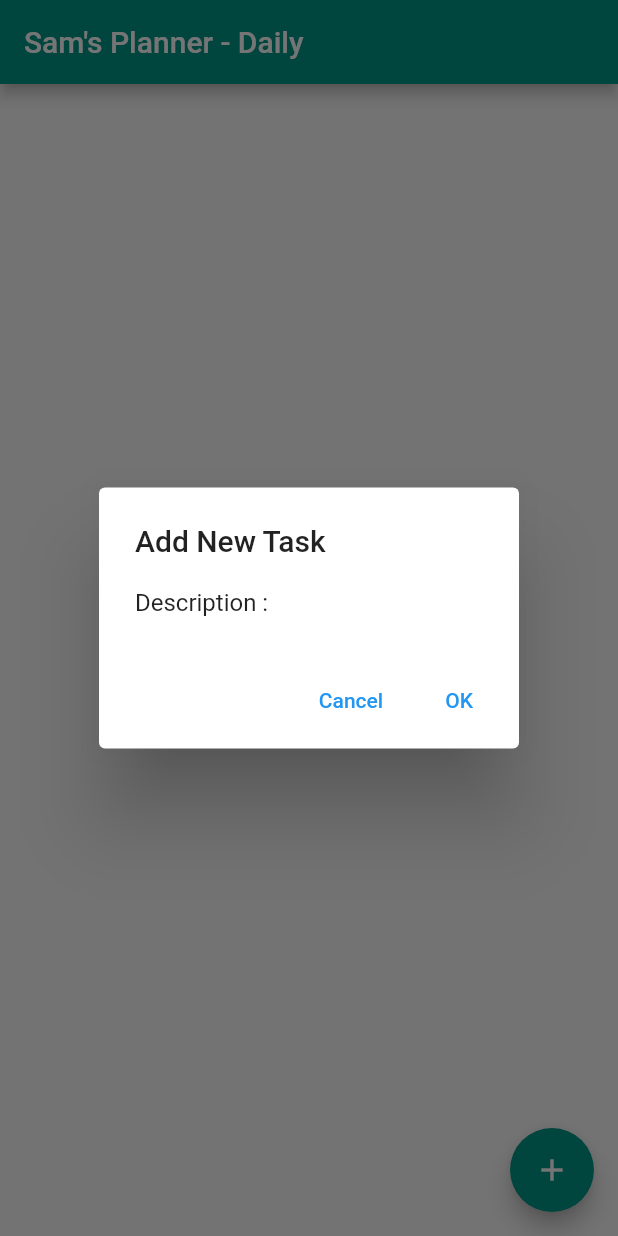
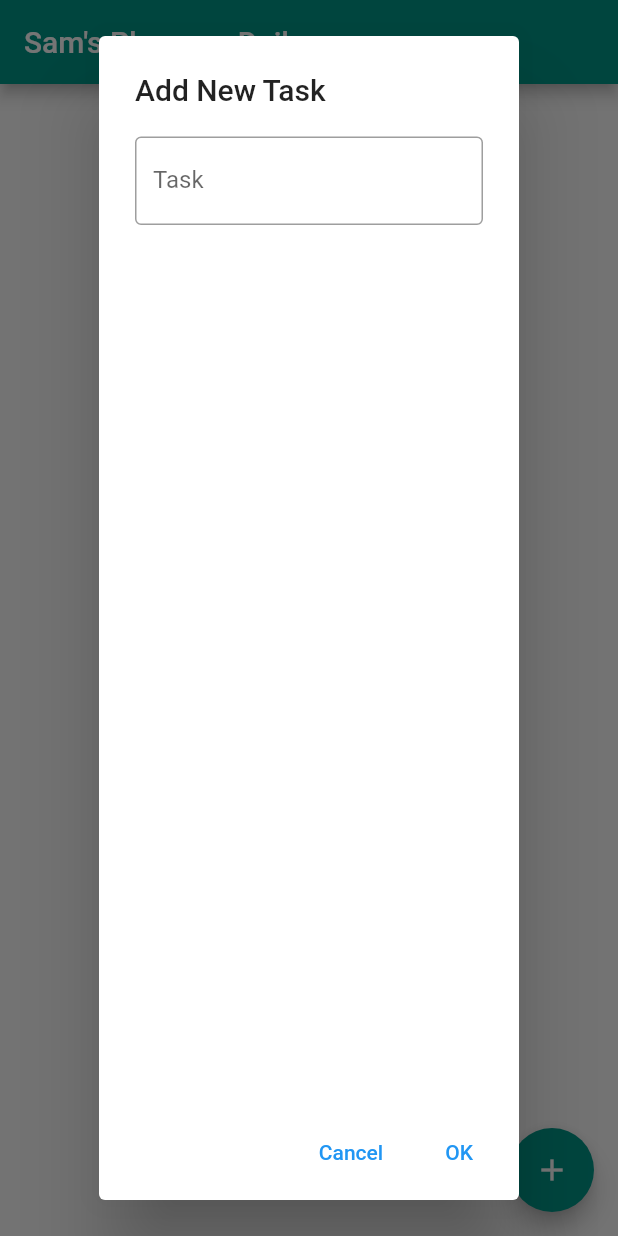
Before and after one commit to Sharifsa32/sams_planner6, a Flutter app: the screen it shows after launch, after a tap on the "add" icon, on a phone screen of 412 x 824 dp. Run offline on Flutter 3.47's test engine with Material 2 defaults, Android fonts, the phone set to English and light mode, and no system bars; our stand-ins replace cloud_firestore, firebase_core; accounts and stored records are empty.

Commit message:
alertdial working with form to submit new task to db

```diff
--- a/lib/main.dart
+++ b/lib/main.dart
@@ -26,10 +26,29 @@ class AddData extends StatefulWidget {
 class _AddDataState extends State<AddData> {
   bool isChecked = false;
   String title = "Sam's Planner - Daily";
+  late TextEditingController _controller;
 
   final Stream<QuerySnapshot> _usersStream =
       FirebaseFirestore.instance.collection('task_details').snapshots();
 
+  @override
+  void initState() {
+    super.initState();
+    _controller = TextEditingController();
+  }
+
+  @override
+  void dispose() {
+    _controller.dispose();
+    super.dispose();
+  }
+
+  addTask(String task){
+    FirebaseFirestore.instance
+        .collection("task_details")
+        .add({"description": task, "is_done": false});
+    Navigator.pop(context, 'OK');
+  }
   //void crossTask(){}
 
   @override
@@ -53,10 +72,17 @@ class _AddDataState extends State<AddData> {
                   Map<String, dynamic> data =
                       document.data()! as Map<String, dynamic>;
                   return ListTile(
-                  title: Text(data['description'], style: (data['is_done']) ?
-                  const TextStyle(decoration: TextDecoration.lineThrough)
-                      : const TextStyle(),),
-                  onTap: () => FirebaseFirestore.instance.collection("task_details").doc(document.id).update({"is_done": !data['is_done']}),
+                    title: Text(
+                      data['description'],
+                      style: (data['is_done'])
+                          ? const TextStyle(
+                              decoration: TextDecoration.lineThrough)
+                          : const TextStyle(),
+                    ),
+                    onTap: () => FirebaseFirestore.instance
+                        .collection("task_details")
+                        .doc(document.id)
+                        .update({"is_done": !data['is_done']}),
                     //.doc(data['description']).update({"is_done": true}),
                     //            },,
                     //subtitle: Text("$data['is_done']"),
@@ -67,7 +93,6 @@ class _AddDataState extends State<AddData> {
           );
         },
       ),
-
       floatingActionButton: FloatingActionButton(
         onPressed: () {
           // Add your onPressed code here!
@@ -75,14 +100,25 @@ class _AddDataState extends State<AddData> {
             context: context,
             builder: (BuildContext context) => AlertDialog(
               title: const Text('Add New Task'),
-              content: const Text('Description :'),
+              content: Column(
+                children: [
+                  TextField(
+                    controller: _controller,
+                    decoration: const InputDecoration(
+                      border: OutlineInputBorder(),
+                      labelText: 'Task',
+                    ),
+                  )
+                ],
+              ),
               actions: <Widget>[
                 TextButton(
                   onPressed: () => Navigator.pop(context, 'Cancel'),
                   child: const Text('Cancel'),
                 ),
                 TextButton(
-                  onPressed: () => Navigator.pop(context, 'OK'),
+                  onPressed: (){
+                    addTask(_controller.text.toString());                  },
                   child: const Text('OK'),
                 ),
               ],
@@ -92,7 +128,6 @@ class _AddDataState extends State<AddData> {
         backgroundColor: Colors.teal,
         child: const Icon(Icons.add),
       ),
-
     );
   }
 }
```
Lines whose indentation alone changed are shown as unchanged.
